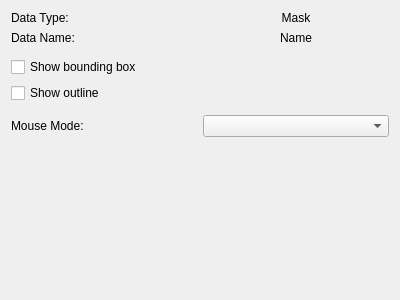
The window that src/WhiskerToolbox/Media_Widget/MediaMask_Widget/MediaMask_Widget.ui (paulmthompson/WhiskerToolbox) describes before a commit, drawn with Qt 5.
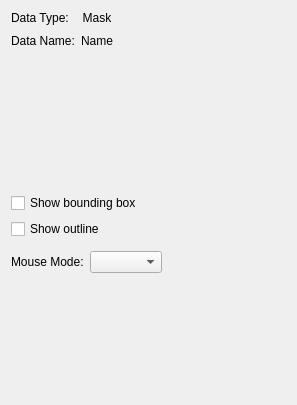
The same window after the commit. Custom widgets are drawn as their Qt base class.

Commit message: Improve some UI for media widget

The edit to the form file:
```diff
--- a/src/WhiskerToolbox/Media_Widget/MediaMask_Widget/MediaMask_Widget.ui
+++ b/src/WhiskerToolbox/Media_Widget/MediaMask_Widget/MediaMask_Widget.ui
@@ -6,8 +6,8 @@
    <rect>
     <x>0</x>
     <y>0</y>
-    <width>400</width>
-    <height>300</height>
+    <width>297</width>
+    <height>405</height>
    </rect>
   </property>
   <property name="windowTitle">
@@ -15,15 +15,8 @@
   </property>
   <layout class="QVBoxLayout" name="verticalLayout">
    <item>
-    <layout class="QHBoxLayout" name="horizontalLayout_2">
-     <item>
-      <widget class="QLabel" name="label">
-       <property name="text">
-        <string>Data Type:</string>
-       </property>
-      </widget>
-     </item>
-     <item>
+    <layout class="QGridLayout" name="gridLayout">
+     <item row="0" column="1">
       <widget class="QLabel" name="label_3">
        <property name="text">
         <string>Mask</string>
@@ -33,18 +26,7 @@
        </property>
       </widget>
      </item>
-    </layout>
-   </item>
-   <item>
-    <layout class="QHBoxLayout" name="horizontalLayout_3">
-     <item>
-      <widget class="QLabel" name="label_4">
-       <property name="text">
-        <string>Data Name:</string>
-       </property>
-      </widget>
-     </item>
-     <item>
+     <item row="1" column="1">
       <widget class="QLabel" name="name_label">
        <property name="text">
         <string>Name</string>
@@ -54,10 +36,61 @@
        </property>
       </widget>
      </item>
+     <item row="1" column="0">
+      <widget class="QLabel" name="label_4">
+       <property name="text">
+        <string>Data Name:</string>
+       </property>
+      </widget>
+     </item>
+     <item row="0" column="0">
+      <widget class="QLabel" name="label">
+       <property name="text">
+        <string>Data Type:</string>
+       </property>
+      </widget>
+     </item>
+     <item row="1" column="2">
+      <spacer name="horizontalSpacer_2">
+       <property name="orientation">
+        <enum>Qt::Orientation::Horizontal</enum>
+       </property>
+       <property name="sizeHint" stdset="0">
+        <size>
+         <width>40</width>
+         <height>20</height>
+        </size>
+       </property>
+      </spacer>
+     </item>
     </layout>
    </item>
    <item>
-    <widget class="ColorPicker_Widget" name="color_picker" native="true"/>
+    <layout class="QHBoxLayout" name="horizontalLayout_4">
+     <item>
+      <widget class="ColorPicker_Widget" name="color_picker" native="true">
+       <property name="minimumSize">
+        <size>
+         <width>200</width>
+         <height>130</height>
+        </size>
+       </property>
+      </widget>
+     </item>
+     <item>
+      <spacer name="horizontalSpacer">
+       <property name="orientation">
+        <enum>Qt::Orientation::Horizontal</enum>
+       </property>
+       <property name="sizeHint" stdset="0">
+        <size>
+         <width>40</width>
+         <height>20</height>
+        </size>
+       </property>
+      </spacer>
+     </item>
+    </layout>
    </item>
    <item>
     <widget class="QCheckBox" name="show_bounding_box_checkbox">
@@ -107,6 +140,19 @@
      <item>
       <widget class="QComboBox" name="selection_mode_combo"/>
      </item>
+     <item>
+      <spacer name="horizontalSpacer_3">
+       <property name="orientation">
+        <enum>Qt::Orientation::Horizontal</enum>
+       </property>
+       <property name="sizeHint" stdset="0">
+        <size>
+         <width>40</width>
+         <height>20</height>
+        </size>
+       </property>
+      </spacer>
+     </item>
     </layout>
    </item>
    <item>
```
Left out of the diff: 12 changed lines with no effect on the pictures. The commit also changes 5 other files.
